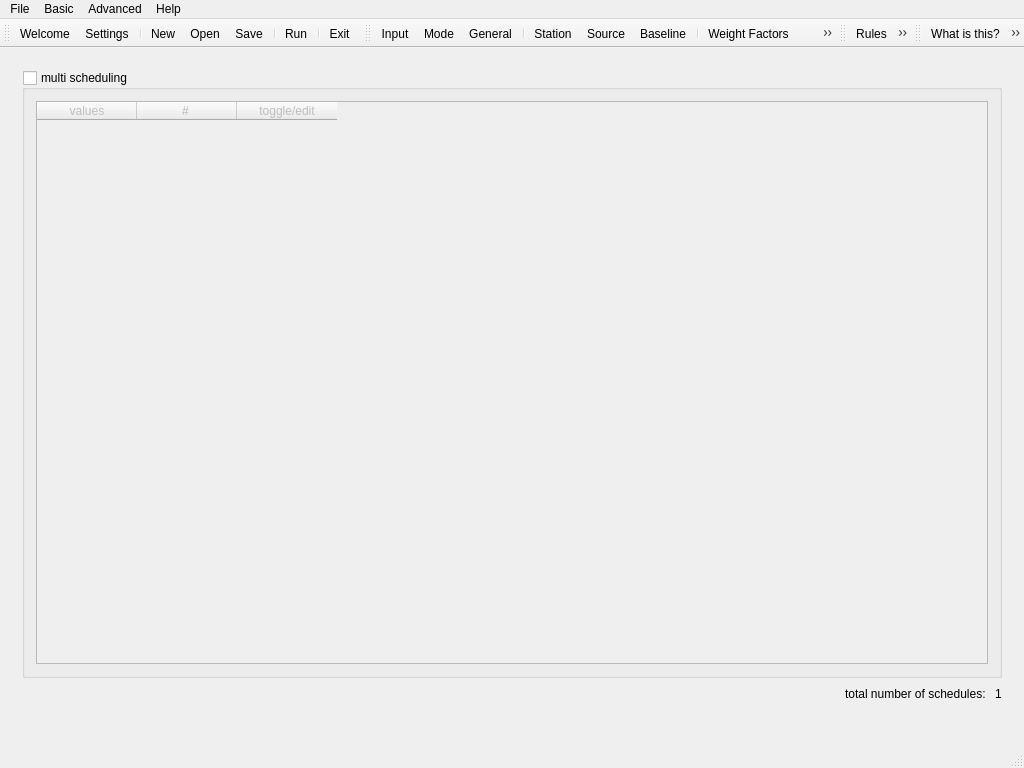
Before: the Qt Designer form mainwindow.ui in TUW-VieVS/VieSchedpp, drawn with Qt 5.
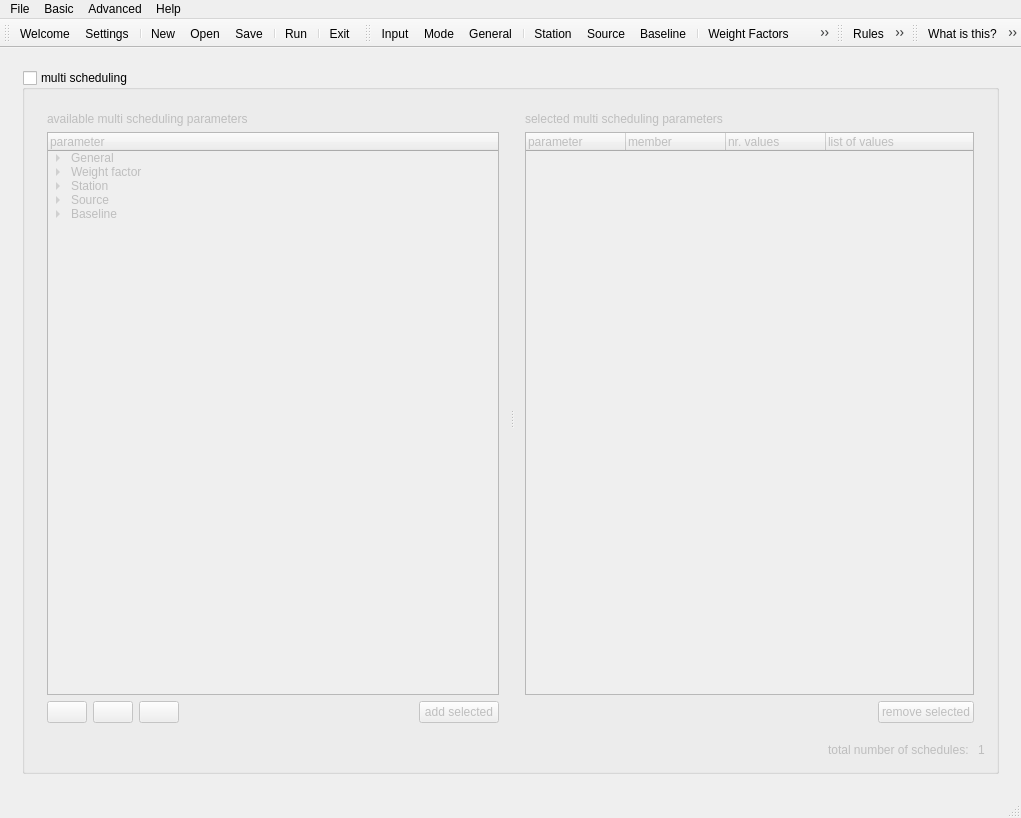
After: the same form once the commit is applied. The open tabs and pages were chosen to show the change. Icons and pictures are not drawn.

Commit message:
multi scheduling dialogs changed
parameter output changed

```diff
--- a/mainwindow.ui
+++ b/mainwindow.ui
@@ -6,8 +6,8 @@
    <rect>
     <x>0</x>
     <y>0</y>
-    <width>1024</width>
-    <height>768</height>
+    <width>1021</width>
+    <height>818</height>
    </rect>
   </property>
   <property name="windowTitle">
@@ -3667,67 +3667,407 @@
           <property name="checked">
            <bool>false</bool>
           </property>
-          <layout class="QHBoxLayout" name="horizontalLayout_62">
+          <layout class="QVBoxLayout" name="verticalLayout_44" stretch="1,0">
            <item>
-            <widget class="QTableWidget" name="tableWidget_multiSched">
-             <column>
-              <property name="text">
-               <string>values</string>
-              </property>
-             </column>
-             <column>
-              <property name="text">
-               <string># </string>
-              </property>
-             </column>
-             <column>
-              <property name="text">
-               <string>toggle/edit</string>
-              </property>
-             </column>
+            <widget class="QSplitter" name="splitter_5">
+             <property name="orientation">
+              <enum>Qt::Horizontal</enum>
+             </property>
+             <widget class="QWidget" name="layoutWidget">
+              <layout class="QVBoxLayout" name="verticalLayout_33">
+               <item>
+                <widget class="QLabel" name="label_20">
+                 <property name="text">
+                  <string>available multi scheduling parameters</string>
+                 </property>
+                </widget>
+               </item>
+               <item>
+                <widget class="QTreeWidget" name="treeWidget_multiSched">
+                 <attribute name="headerHighlightSections">
+                  <bool>false</bool>
+                 </attribute>
+                 <attribute name="headerShowSortIndicator" stdset="0">
+                  <bool>false</bool>
+                 </attribute>
+                 <column>
+                  <property name="text">
+                   <string>parameter</string>
+                  </property>
+                 </column>
+                 <item>
+                  <property name="text">
+                   <string>General</string>
+                  </property>
+                  <property name="icon">
+                   <iconset resource="myresources.qrc">
+                    <normaloff>:/icons/icons/applications-internet-2.png</normaloff>:/icons/icons/applications-internet-2.png</iconset>
+                  </property>
+                  <item>
+                   <property name="text">
+                    <string>session start</string>
+                   </property>
+                  </item>
+                  <item>
+                   <property name="text">
+                    <string>subnetting</string>
+                   </property>
+                  </item>
+                  <item>
+                   <property name="text">
+                    <string>fillin mode</string>
+                   </property>
+                  </item>
+                 </item>
+                 <item>
+                  <property name="text">
+                   <string>Weight factor</string>
+                  </property>
+                  <property name="icon">
+                   <iconset resource="myresources.qrc">
+                    <normaloff>:/icons/icons/weight.png</normaloff>:/icons/icons/weight.png</iconset>
+                  </property>
+                  <item>
+                   <property name="text">
+                    <string>sky coverage</string>
+                   </property>
+                  </item>
+                  <item>
+                   <property name="text">
+                    <string>number of observations</string>
+                   </property>
+                  </item>
+                  <item>
+                   <property name="text">
+                    <string>duration</string>
+                   </property>
+                  </item>
+                  <item>
+                   <property name="text">
+                    <string>average stations</string>
+                   </property>
+                  </item>
+                  <item>
+                   <property name="text">
+                    <string>average sources</string>
+                   </property>
+                  </item>
+                 </item>
+                 <item>
+                  <property name="text">
+                   <string>Station</string>
+                  </property>
+                  <property name="icon">
+                   <iconset resource="myresources.qrc">
+                    <normaloff>:/icons/icons/station.png</normaloff>:/icons/icons/station.png</iconset>
+                  </property>
+                  <item>
+                   <property name="text">
+                    <string>max slew time</string>
+                   </property>
+                  </item>
+                  <item>
+                   <property name="text">
+                    <string>max wait time</string>
+                   </property>
+                  </item>
+                  <item>
+                   <property name="text">
+                    <string>max scan time</string>
+                   </property>
+                  </item>
+                  <item>
+                   <property name="text">
+                    <string>min scan time</string>
+                   </property>
+                  </item>
+                  <item>
+                   <property name="text">
+                    <string>weight</string>
+                   </property>
+                  </item>
+                 </item>
+                 <item>
+                  <property name="text">
+                   <string>Source</string>
+                  </property>
+                  <property name="icon">
+                   <iconset resource="myresources.qrc">
+                    <normaloff>:/icons/icons/source.png</normaloff>:/icons/icons/source.png</iconset>
+                  </property>
+                  <item>
+                   <property name="text">
+                    <string>min number of stations</string>
+                   </property>
+                  </item>
+                  <item>
+                   <property name="text">
+                    <string>min flux</string>
+                   </property>
+                  </item>
+                  <item>
+                   <property name="text">
+                    <string>min repeat time</string>
+                   </property>
+                  </item>
+                  <item>
+                   <property name="text">
+                    <string>max scan time</string>
+                   </property>
+                  </item>
+                  <item>
+                   <property name="text">
+                    <string>min scan time</string>
+                   </property>
+                  </item>
+                  <item>
+                   <property name="text">
+                    <string>weight</string>
+                   </property>
+                  </item>
+                 </item>
+                 <item>
+                  <property name="text">
+                   <string>Baseline</string>
+                  </property>
+                  <property name="icon">
+                   <iconset resource="myresources.qrc">
+                    <normaloff>:/icons/icons/baseline.png</normaloff>:/icons/icons/baseline.png</iconset>
+                  </property>
+                  <item>
+                   <property name="text">
+                    <string>max scan time</string>
+                   </property>
+                  </item>
+                  <item>
+                   <property name="text">
+                    <string>min scan time</string>
+                   </property>
+                  </item>
+                  <item>
+                   <property name="text">
+                    <string>weight</string>
+                   </property>
+                  </item>
+                 </item>
+                </widget>
+               </item>
+               <item>
+                <layout class="QHBoxLayout" name="horizontalLayout_91">
+                 <item>
+                  <widget class="QPushButton" name="pushButton_addGroupStationSetup_2">
+                   <property name="sizePolicy">
+                    <sizepolicy hsizetype="Fixed" vsizetype="Fixed">
+                     <horstretch>1</horstretch>
+                     <verstretch>0</verstretch>
+                    </sizepolicy>
+                   </property>
+                   <property name="minimumSize">
+                    <size>
+                     <width>20</width>
+                     <height>0</height>
+                    </size>
+                   </property>
+                   <property name="toolTip">
+                    <string>add new station group</string>
+                   </property>
+                   <property name="statusTip">
+                    <string>add new station group</string>
+                   </property>
+                   <property name="text">
+                    <string/>
+                   </property>
+                   <property name="icon">
+                    <iconset resource="myresources.qrc">
+                     <normaloff>:/icons/icons/station_group_plus.png</normaloff>:/icons/icons/station_group_plus.png</iconset>
+                   </property>
+                   <property name="iconSize">
+                    <size>
+                     <width>16</width>
+                     <height>16</height>
+                    </size>
+                   </property>
+                  </widget>
+                 </item>
+                 <item>
+                  <widget class="QPushButton" name="pushButton_addGroupsourceSetup_2">
+                   <property name="toolTip">
+                    <string>add new source group</string>
+                   </property>
+                   <property name="statusTip">
+                    <string>add new source group</string>
+                   </property>
+                   <property name="text">
+                    <string/>
+                   </property>
+                   <property name="icon">
+                    <iconset resource="myresources.qrc">
+                     <normaloff>:/icons/icons/source_group_plus.png</normaloff>:/icons/icons/source_group_plus.png</iconset>
+                   </property>
+                  </widget>
+                 </item>
+                 <item>
+                  <widget class="QPushButton" name="pushButton_addGroupBaselineSetup_2">
+                   <property name="sizePolicy">
+                    <sizepolicy hsizetype="Fixed" vsizetype="Fixed">
+                     <horstretch>1</horstretch>
+                     <verstretch>0</verstretch>
+                    </sizepolicy>
+                   </property>
+                   <property name="minimumSize">
+                    <size>
+                     <width>20</width>
+                     <height>0</height>
+                    </size>
+                   </property>
+                   <property name="toolTip">
+                    <string>add new baseline group</string>
+                   </property>
+                   <property name="statusTip">
+                    <string>add new baseline group</string>
+                   </property>
+                   <property name="text">
+                    <string/>
+                   </property>
+                   <property name="icon">
+                    <iconset resource="myresources.qrc">
+                     <normaloff>:/icons/icons/baseline_group_plus.png</normaloff>:/icons/icons/baseline_group_plus.png</iconset>
+                   </property>
+                   <property name="iconSize">
+                    <size>
+                     <width>16</width>
+                     <height>16</height>
+                    </size>
+                   </property>
+                  </widget>
+                 </item>
+                 <item>
+                  <spacer name="horizontalSpacer_17">
+                   <property name="orientation">
+                    <enum>Qt::Horizontal</enum>
+                   </property>
+                   <property name="sizeHint" stdset="0">
+                    <size>
+                     <width>40</width>
+                     <height>20</height>
+                    </size>
+                   </property>
+                  </spacer>
+                 </item>
+                 <item>
+                  <widget class="QPushButton" name="pushButton_multiSchedAddSelected">
+                   <property name="text">
+                    <string>add selected</string>
+                   </property>
+                   <property name="icon">
+                    <iconset resource="myresources.qrc">
+                     <normaloff>:/icons/icons/edit-add.png</normaloff>:/icons/icons/edit-add.png</iconset>
+                   </property>
+                  </widget>
+                 </item>
+                </layout>
+               </item>
+              </layout>
+             </widget>
+             <widget class="QWidget" name="layoutWidget">
+              <layout class="QVBoxLayout" name="verticalLayout_9">
+               <item>
+                <widget class="QLabel" name="label_21">
+                 <property name="text">
+                  <string>selected multi scheduling parameters</string>
+                 </property>
+                </widget>
+               </item>
+               <item>
+                <widget class="QTreeWidget" name="treeWidget_multiSchedSelected">
+                 <column>
+                  <property name="text">
+                   <string>parameter</string>
+                  </property>
+                 </column>
+                 <column>
+                  <property name="text">
+                   <string>member</string>
+                  </property>
+                 </column>
+                 <column>
+                  <property name="text">
+                   <string>nr. values</string>
+                  </property>
+                 </column>
+                 <column>
+                  <property name="text">
+                   <string>list of values</string>
+                  </property>
+                 </column>
+                </widget>
+               </item>
+               <item>
+                <layout class="QHBoxLayout" name="horizontalLayout_63">
+                 <item>
+                  <spacer name="horizontalSpacer_12">
+                   <property name="orientation">
+                    <enum>Qt::Horizontal</enum>
+                   </property>
+                   <property name="sizeHint" stdset="0">
+                    <size>
+                     <width>40</width>
+                     <height>20</height>
+                    </size>
+                   </property>
+                  </spacer>
+                 </item>
+                 <item>
+                  <widget class="QPushButton" name="pushButton_25">
+                   <property name="text">
+                    <string>remove selected</string>
+                   </property>
+                   <property name="icon">
+                    <iconset resource="myresources.qrc">
+                     <normaloff>:/icons/icons/edit-delete-6.png</normaloff>:/icons/icons/edit-delete-6.png</iconset>
+                   </property>
+                  </widget>
+                 </item>
+                </layout>
+               </item>
+              </layout>
+             </widget>
             </widget>
            </item>
+           <item>
+            <layout class="QHBoxLayout" name="horizontalLayout_62">
+             <item>
+              <spacer name="horizontalSpacer_16">
+               <property name="orientation">
+                <enum>Qt::Horizontal</enum>
+               </property>
+               <property name="sizeHint" stdset="0">
+                <size>
+                 <width>40</width>
+                 <height>20</height>
+                </size>
+               </property>
+              </spacer>
+             </item>
+             <item>
+              <widget class="QLabel" name="label_9">
+               <property name="text">
+                <string>total number of schedules: </string>
+               </property>
+              </widget>
+             </item>
+             <item>
+              <widget class="QLabel" name="label_multiSchedulingNsched">
+               <property name="text">
+                <string>1</string>
+               </property>
+              </widget>
+             </item>
+            </layout>
+           </item>
           </layout>
          </widget>
         </item>
-        <item>
-         <layout class="QHBoxLayout" name="horizontalLayout_63">
-          <item>
-           <spacer name="horizontalSpacer_16">
-            <property name="orientation">
-             <enum>Qt::Horizontal</enum>
-            </property>
-            <property name="sizeHint" stdset="0">
-             <size>
-              <width>40</width>
-              <height>20</height>
-             </size>
-            </property>
-           </spacer>
-          </item>
-          <item>
-           <widget class="QLabel" name="label_9">
-            <property name="text">
-             <string>total number of schedules: </string>
-            </property>
-           </widget>
-          </item>
-          <item>
-           <widget class="QLabel" name="label_multiSchedulingNsched">
-            <property name="text">
-             <string>1</string>
-            </property>
-           </widget>
-          </item>
-         </layout>
-        </item>
-        <item>
-         <widget class="QLabel" name="label_47">
-          <property name="text">
-           <string/>
-          </property>
-         </widget>
-        </item>
        </layout>
       </widget>
       <widget class="QWidget" name="sky_coverage">
@@ -3828,7 +4168,7 @@
        </layout>
       </widget>
       <widget class="QWidget" name="output">
-       <layout class="QVBoxLayout" name="verticalLayout_9">
+       <layout class="QVBoxLayout" name="verticalLayout_21" stretch="0,1,1">
         <item>
          <widget class="QGroupBox" name="groupBox_3">
           <property name="title">
@@ -3953,7 +4293,7 @@
           <property name="sizeHint" stdset="0">
            <size>
             <width>20</width>
-            <height>507</height>
+            <height>246</height>
            </size>
           </property>
          </spacer>
@@ -4330,7 +4670,7 @@
     <rect>
      <x>0</x>
      <y>0</y>
-     <width>1024</width>
+     <width>1021</width>
      <height>22</height>
     </rect>
    </property>
@@ -4598,7 +4938,7 @@
   </action>
   <action name="actionCurrent_Release">
    <property name="text">
-    <string>Current Release</string>
+    <string>Current Reference</string>
    </property>
   </action>
   <action name="actionAbout">
```
Left out of the diff: 1470 changed lines with no effect on the pictures. The commit also changes 28 other files.
